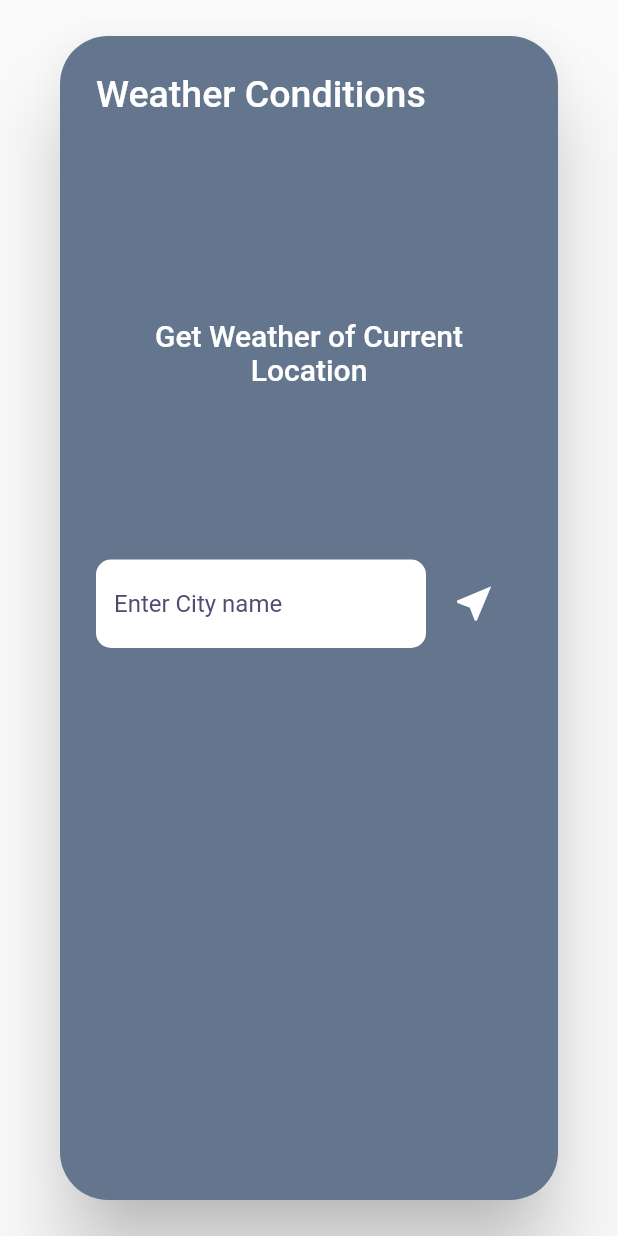
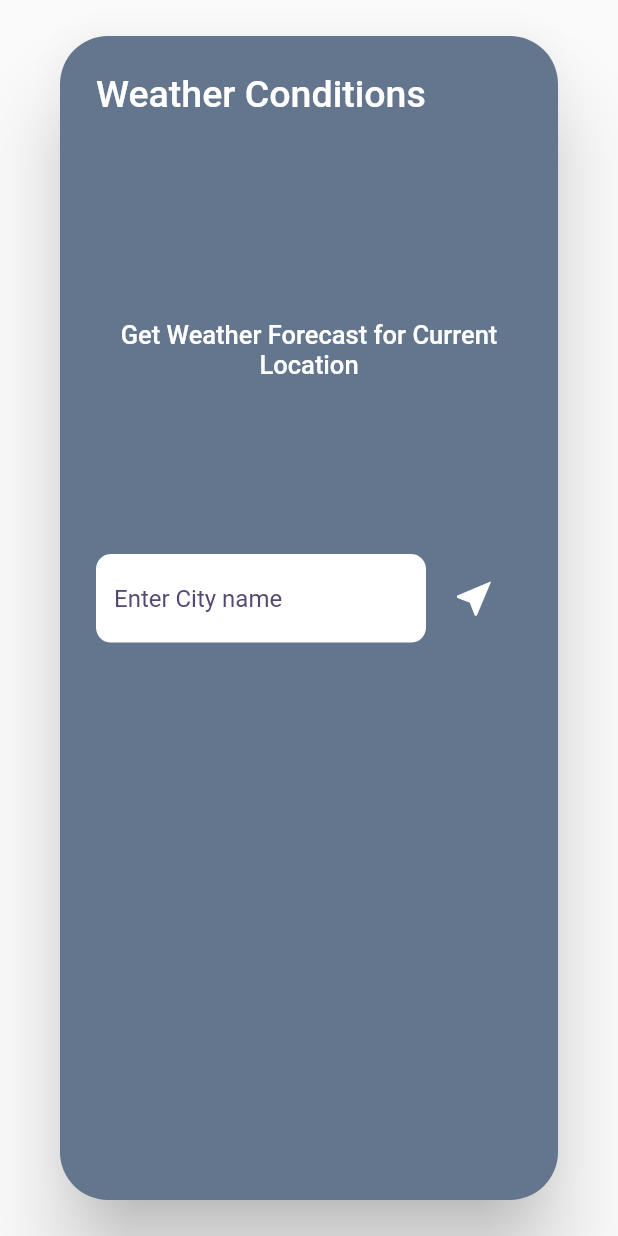
Before and after one commit to JustANameBrooo/waterbike_app, a Flutter app: the WeatherInfo widget shown alone on an empty page, opened directly, on a phone screen of 412 x 824 dp. Run offline on Flutter 3.47's test engine with Material 2 defaults, Android fonts, the phone set to English and light mode, and no system bars; our stand-ins replace cached_network_image, flutter_compass, flutter_map, geolocator, google_fonts, latlong2 and 1 more; missing offline and left inert: dcdg, flutter_map_location_marker, flutter_reactive_ble, koukicons; Roboto replaces fonts that are missing (Spartan MB).

Commit message:
final update

```diff
--- a/lib/weatherInfo.dart
+++ b/lib/weatherInfo.dart
@@ -73,10 +73,10 @@ class _WeatherInfoState extends State<WeatherInfo> {
               updateForecast(weatherData);
             },
             child: Text(
-              'Get Weather of Current Location',
+              'Get Weather Forecast for Current Location',
               textAlign: TextAlign.center,
               style: TextStyle(
-                fontSize: 20.0,
+                fontSize: 17.0,
                 fontFamily: 'Spartan MB',
                 color: Color(0xffffffff),
               ),
--- a/pubspec.yaml
+++ b/pubspec.yaml
@@ -48,6 +48,7 @@ dependencies:
   dcdg: ^4.0.1
   intl: ^0.17.0
   cached_network_image: ^3.2.1
+  flutter_launcher_icons: ^0.9.3
 
 dev_dependencies:
   flutter_test:
@@ -59,6 +60,11 @@ dev_dependencies:
   # package. See that file for information about deactivating specific lint
   # rules and activating additional ones.
   flutter_lints: ^2.0.0
+
+flutter_icons:
+  android: "launcher_icon"
+  ios: true
+  image_path: "assets/images/waterbike_logo.png"
 
 # For information on the generic Dart part of this file, see the
 # following page: https://dart.dev/tools/pub/pubspec
```
Also changed, not shown: lib/geolocator/geolocation.dart (+9 -0 lines), assets/images/waterbike_logo.png (added), pubspec.lock, 22 other files.
